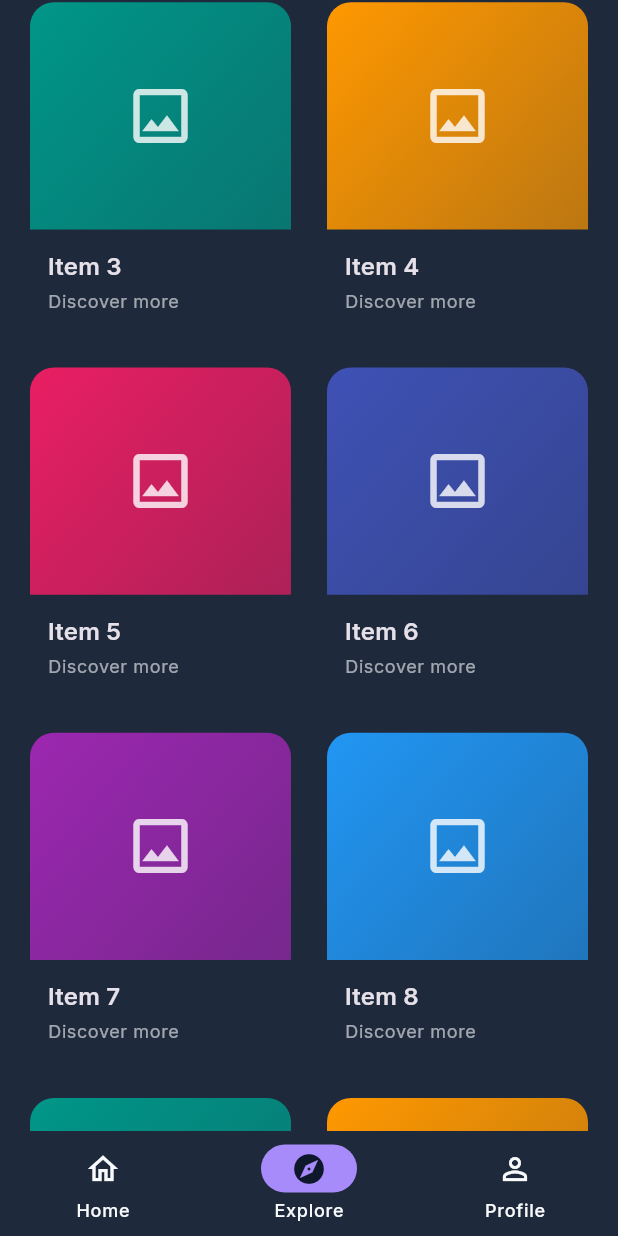
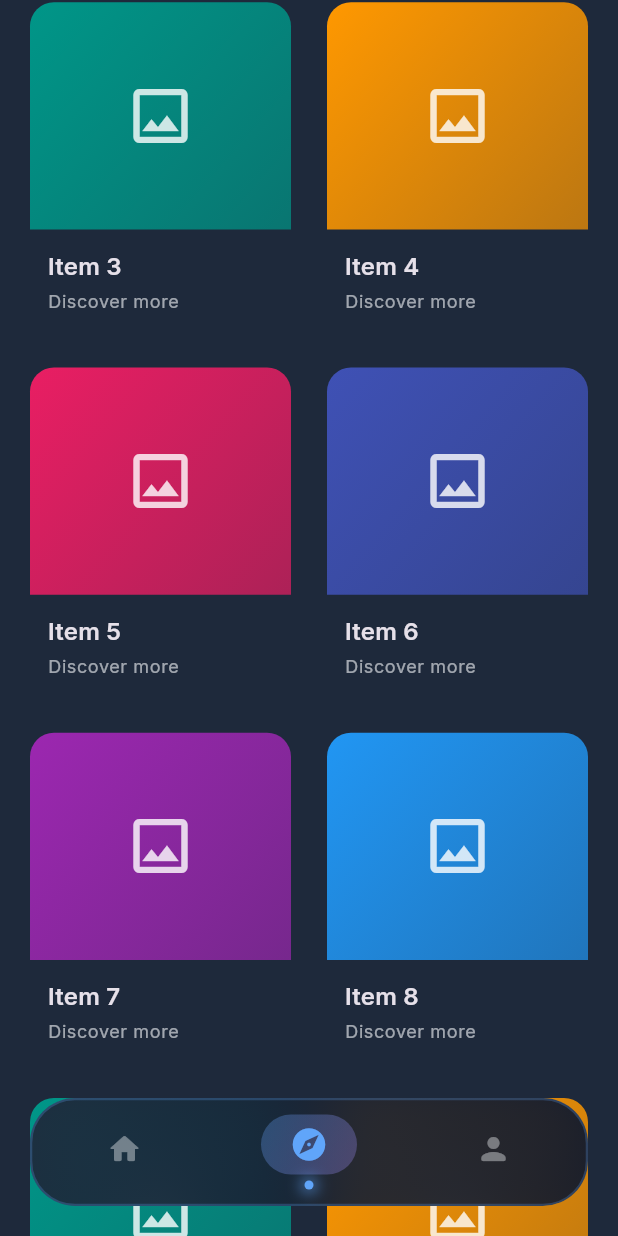
Before and after one commit to BerkT2/Aura-One, a Flutter app: the screen it shows after launch, item 2 of the bottom bar chosen, scrolled down 576 dp, on a phone screen of 412 x 824 dp. Run offline on Flutter 3.47's test engine with Material 3 defaults, Android fonts, the phone set to English and light mode, and no system bars; our stand-ins replace flutter_map, geolocator, google_fonts, latlong2.

Commit message:
Home screen update

```diff
--- a/lib/main.dart
+++ b/lib/main.dart
@@ -1,3 +1,4 @@
+import 'dart:ui';
 import 'package:flutter/material.dart';
 import 'package:google_fonts/google_fonts.dart';
 import 'screens/home_screen.dart';
@@ -19,13 +20,13 @@ class AuraApp extends StatelessWidget {
       theme: ThemeData(
         brightness: Brightness.dark,
         colorScheme: const ColorScheme.dark(
-          primary: Color(0xFF60A5FA), // Bright blue for dark mode
-          secondary: Color(0xFFA78BFA), // Purple accent
-          surface: Color(0xFF1E293B), // Deep cool grey
-          background: Color(0xFF0F172A), // Near-black background
+          primary: Color(0xFF60A5FA),
+          secondary: Color(0xFFA78BFA),
+          surface: Color(0xFF1E293B),
+          background: Color(0xFF0F172A),
           onPrimary: Color(0xFF0F172A),
           onSecondary: Color(0xFF0F172A),
-          onSurface: Color(0xFFF8FAFC), // Bright clear text
+          onSurface: Color(0xFFF8FAFC),
           onBackground: Color(0xFFF8FAFC),
         ),
         textTheme: GoogleFonts.interTextTheme(ThemeData.dark().textTheme),
@@ -34,13 +35,13 @@ class AuraApp extends StatelessWidget {
       darkTheme: ThemeData(
         brightness: Brightness.dark,
         colorScheme: const ColorScheme.dark(
-          primary: Color(0xFF60A5FA), // Bright blue for dark mode
-          secondary: Color(0xFFA78BFA), // Purple accent
-          surface: Color(0xFF1E293B), // Deep cool grey
-          background: Color(0xFF0F172A), // Near-black background
+          primary: Color(0xFF60A5FA),
+          secondary: Color(0xFFA78BFA),
+          surface: Color(0xFF1E293B),
+          background: Color(0xFF0F172A),
           onPrimary: Color(0xFF0F172A),
           onSecondary: Color(0xFF0F172A),
-          onSurface: Color(0xFFF8FAFC), // Bright clear text
+          onSurface: Color(0xFFF8FAFC),
           onBackground: Color(0xFFF8FAFC),
         ),
         textTheme: GoogleFonts.interTextTheme(ThemeData.dark().textTheme),
@@ -59,8 +60,9 @@ class MainNavigationScreen extends StatefulWidget {
   State<MainNavigationScreen> createState() => _MainNavigationScreenState();
 }
 
-class _MainNavigationScreenState extends State<MainNavigationScreen> {
+class _MainNavigationScreenState extends State<MainNavigationScreen> with TickerProviderStateMixin {
   int _currentIndex = 0;
+  late AnimationController _navAnimationController;
 
   final List<Widget> _screens = const [
     HomeScreen(),
@@ -69,40 +71,152 @@ class _MainNavigationScreenState extends State<MainNavigationScreen> {
   ];
 
   @override
+  void initState() {
+    super.initState();
+    _navAnimationController = AnimationController(
+      vsync: this,
+      duration: const Duration(milliseconds: 400),
+    );
+  }
+
+  @override
+  void dispose() {
+    _navAnimationController.dispose();
+    super.dispose();
+  }
+
+  void _onItemTapped(int index) {
+    setState(() {
+      _currentIndex = index;
+    });
+    _navAnimationController.forward(from: 0);
+  }
+
+  @override
   Widget build(BuildContext context) {
     return Scaffold(
-      body: IndexedStack(
-        index: _currentIndex,
-        children: _screens,
-      ),
-      bottomNavigationBar: NavigationBar(
-        selectedIndex: _currentIndex,
-        onDestinationSelected: (int index) {
-          setState(() {
-            _currentIndex = index;
-          });
-        },
-        elevation: 0,
-        height: 70,
-        backgroundColor: Theme.of(context).colorScheme.surface,
-        destinations: const [
-          NavigationDestination(
-            icon: Icon(Icons.home_outlined),
-            selectedIcon: Icon(Icons.home),
-            label: 'Home',
+      extendBody: true,
+      body: Stack(
+        children: [
+          IndexedStack(
+            index: _currentIndex,
+            children: _screens,
           ),
-          NavigationDestination(
-            icon: Icon(Icons.explore_outlined),
-            selectedIcon: Icon(Icons.explore),
-            label: 'Explore',
-          ),
-          NavigationDestination(
-            icon: Icon(Icons.person_outline),
-            selectedIcon: Icon(Icons.person),
-            label: 'Profile',
+          Positioned(
+            left: 20,
+            right: 20,
+            bottom: 20,
+            child: ClipRRect(
+              borderRadius: BorderRadius.circular(30),
+              child: BackdropFilter(
+                filter: ImageFilter.blur(sigmaX: 20, sigmaY: 20),
+                child: Container(
+                  height: 72,
+                  decoration: BoxDecoration(
+                    gradient: LinearGradient(
+                      begin: Alignment.topLeft,
+                      end: Alignment.bottomRight,
+                      colors: [
+                        const Color(0xFF1E293B).withOpacity(0.85),
+                        const Color(0xFF0F172A).withOpacity(0.85),
+                      ],
+                    ),
+                    borderRadius: BorderRadius.circular(30),
+                    border: Border.all(
+                      color: const Color(0xFF60A5FA).withOpacity(0.25),
+                      width: 1.5,
+                    ),
+                    boxShadow: [
+                      BoxShadow(
+                        color: Colors.black.withOpacity(0.3),
+                        blurRadius: 20,
+                        offset: const Offset(0, 10),
+                      ),
+                      BoxShadow(
+                        color: const Color(0xFF60A5FA).withOpacity(0.15),
+                        blurRadius: 30,
+                        offset: const Offset(0, 5),
+                      ),
+                    ],
+                  ),
+                  child: Row(
+                    mainAxisAlignment: MainAxisAlignment.spaceAround,
+                    children: [
+                      _buildNavItem(Icons.home_rounded, 0),
+                      _buildNavItem(Icons.explore_rounded, 1),
+                      _buildNavItem(Icons.person_rounded, 2),
+                    ],
+                  ),
+                ),
+              ),
+            ),
           ),
         ],
       ),
     );
   }
+
+  Widget _buildNavItem(IconData icon, int index) {
+    final isSelected = _currentIndex == index;
+
+    return Expanded(
+      child: GestureDetector(
+        onTap: () => _onItemTapped(index),
+        behavior: HitTestBehavior.opaque,
+        child: Container(
+          padding: const EdgeInsets.symmetric(vertical: 8),
+          child: Column(
+            mainAxisSize: MainAxisSize.min,
+            children: [
+              AnimatedContainer(
+                duration: const Duration(milliseconds: 300),
+                curve: Curves.easeInOut,
+                width: isSelected ? 64 : 56,
+                height: isSelected ? 40 : 36,
+                decoration: BoxDecoration(
+                  gradient: isSelected
+                      ? LinearGradient(
+                          begin: Alignment.topLeft,
+                          end: Alignment.bottomRight,
+                          colors: [
+                            const Color(0xFF60A5FA).withOpacity(0.3),
+                            const Color(0xFFA78BFA).withOpacity(0.3),
+                          ],
+                        )
+                      : null,
+                  borderRadius: BorderRadius.circular(20),
+                ),
+                child: Icon(
+                  icon,
+                  size: isSelected ? 26 : 24,
+                  color: isSelected
+                      ? const Color(0xFF60A5FA)
+                      : const Color(0xFFF8FAFC).withOpacity(0.4),
+                ),
+              ),
+              const SizedBox(height: 4),
+              AnimatedContainer(
+                duration: const Duration(milliseconds: 300),
+                width: isSelected ? 6 : 0,
+                height: isSelected ? 6 : 0,
+                decoration: BoxDecoration(
+                  color: const Color(0xFF60A5FA),
+                  shape: BoxShape.circle,
+                  boxShadow: isSelected
+                      ? [
+                          BoxShadow(
+                            color: const Color(0xFF60A5FA).withOpacity(0.8),
+                            blurRadius: 8,
+                            spreadRadius: 2,
+                          ),
+                        ]
+                      : null,
+                ),
+              ),
+            ],
+          ),
+        ),
+      ),
+    );
+  }
 }
--- a/lib/screens/home_screen.dart
+++ b/lib/screens/home_screen.dart
@@ -48,6 +48,7 @@ class _HomeScreenState extends State<HomeScreen> with SingleTickerProviderStateM
           content: Text('Analyzing: ${_urlController.text}'),
           behavior: SnackBarBehavior.floating,
           shape: RoundedRectangleBorder(borderRadius: BorderRadius.circular(12)),
+          margin: const EdgeInsets.only(bottom: 100, left: 16, right: 16),
         ),
       );
       _urlController.clear();
@@ -62,11 +63,11 @@ class _HomeScreenState extends State<HomeScreen> with SingleTickerProviderStateM
         physics: const BouncingScrollPhysics(),
         slivers: [
           _buildModernAppBar(context),
-          const SliverToBoxAdapter(child: SizedBox(height: 8)),
+          const SliverToBoxAdapter(child: SizedBox(height: 16)),
           _buildCarouselSection(context),
           _buildSectionTitle(context, 'Explore'),
           _buildCategoryGrid(context),
-          const SliverToBoxAdapter(child: SizedBox(height: 32)),
+          const SliverToBoxAdapter(child: SizedBox(height: 120)),
         ],
       ),
     );
@@ -355,6 +356,7 @@ class _HomeScreenState extends State<HomeScreen> with SingleTickerProviderStateM
                       content: const Text('Opening last analysis...'),
                       behavior: SnackBarBehavior.floating,
                       shape: RoundedRectangleBorder(borderRadius: BorderRadius.circular(12)),
+                      margin: const EdgeInsets.only(bottom: 100, left: 16, right: 16),
                     ),
                   );
                 },
@@ -444,6 +446,7 @@ class _HomeScreenState extends State<HomeScreen> with SingleTickerProviderStateM
               content: Text('$title coming soon!'),
               behavior: SnackBarBehavior.floating,
               shape: RoundedRectangleBorder(borderRadius: BorderRadius.circular(12)),
+              margin: const EdgeInsets.only(bottom: 100, left: 16, right: 16),
             ),
           );
         }
```
